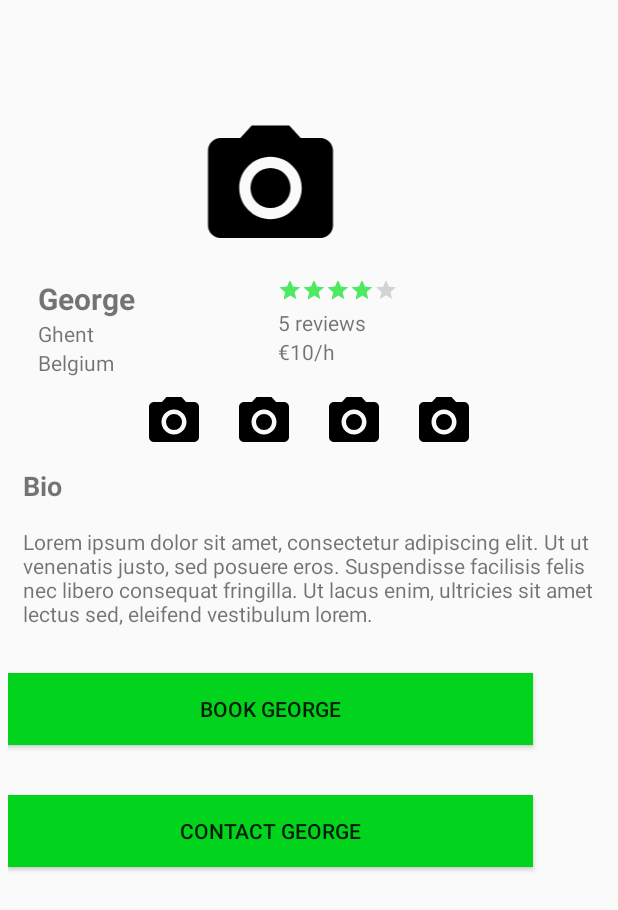
After one commit to FBeuselinck/HelLOCAL, an Android app: the layout activity_info.xml on its own in the app's theme, with its tools: preview values and no code run, on a phone screen of 412 x 824 dp. The commit adds this screen. Shown: the top 910 px of the screen. Run offline under Robolectric (Android 15) with nearby library versions, the phone set to English and light mode, and no system bars.

Commit message:
InfoActivity

```diff
--- /dev/null
+++ b/app/src/main/res/layout/activity_info.xml
@@ -0,0 +1,186 @@
+<?xml version="1.0" encoding="utf-8"?>
+<ScrollView xmlns:android="http://schemas.android.com/apk/res/android"
+    android:layout_width="match_parent"
+    android:layout_height="match_parent"
+    android:fillViewport="true">
+
+    <LinearLayout xmlns:android="http://schemas.android.com/apk/res/android"
+        android:id="@+id/LinearLayoutsz"
+        android:layout_width="wrap_content"
+        android:layout_height="wrap_content"
+        android:orientation="vertical"
+        android:padding="5dp"
+        android:layout_marginTop="70dp">
+
+        <ImageView
+            android:id="@+id/imagePhoto"
+            android:layout_width="350dp"
+            android:layout_height="100dp"
+            android:src="@drawable/ic_menu_camera" />
+
+
+
+
+        <LinearLayout
+            android:id="@+id/LinearLayoutsz2"
+            android:layout_width="wrap_content"
+            android:layout_height="wrap_content"
+            android:orientation="horizontal"
+            android:paddingLeft="20dp"
+            android:layout_marginTop="10dp"
+            >
+
+            <LinearLayout
+                android:id="@+id/LinearLayoutsz3"
+                android:layout_width="160dp"
+                android:layout_height="wrap_content"
+                android:orientation="vertical"
+                >
+
+                <TextView
+                    android:id="@+id/textViewName"
+                    android:layout_width="wrap_content"
+                    android:layout_height="wrap_content"
+                    android:text="George"
+                    android:textSize="20sp"
+                    android:textStyle="bold"/>
+
+                <TextView
+                    android:id="@+id/textViewCity"
+                    android:layout_width="wrap_content"
+                    android:layout_height="wrap_content"
+                    android:text="Ghent"
+                    />
+
+                <TextView
+                    android:id="@+id/textViewCountry"
+                    android:layout_width="wrap_content"
+                    android:layout_height="wrap_content"
+                    android:text="Belgium"
+                    />
+
+
+
+            </LinearLayout>
+
+            <LinearLayout
+                android:id="@+id/LinearLayoutsz4"
+                android:layout_width="wrap_content"
+                android:layout_height="wrap_content"
+                android:orientation="vertical"
+                >
+
+                <RatingBar
+                    android:layout_width="wrap_content"
+                    android:layout_height="20dp"
+                    android:id="@+id/ratingBar"
+                    style = "?android:attr/ratingBarStyleSmall"
+                    android:numStars = "5"
+                    android:rating   = "4"
+                    />
+
+                <TextView
+                    android:id="@+id/textViewReviews"
+                    android:layout_width="wrap_content"
+                    android:layout_height="wrap_content"
+                    android:text="5 reviews"
+                    />
+
+                <TextView
+                    android:id="@+id/textViewPrice"
+                    android:layout_width="wrap_content"
+                    android:layout_height="wrap_content"
+                    android:text="€10/h"
+                    />
+
+
+
+            </LinearLayout>
+
+        </LinearLayout>
+
+        <LinearLayout
+            android:id="@+id/LinearLayoutsz5"
+            android:layout_width="wrap_content"
+            android:layout_height="wrap_content"
+            android:orientation="horizontal"
+            android:paddingLeft="20dp"
+            android:layout_marginTop="10dp"
+            android:layout_gravity="center"
+
+            >
+
+            <ImageView
+                android:id="@+id/imageIcon1"
+                android:layout_width="40dp"
+                android:layout_height="40dp"
+                android:src="@drawable/ic_menu_camera"
+                android:layout_marginRight="20dp"/>
+            <ImageView
+                android:id="@+id/imageIcon2"
+                android:layout_width="40dp"
+                android:layout_height="40dp"
+                android:src="@drawable/ic_menu_camera"
+                android:layout_marginRight="20dp"/>
+            <ImageView
+                android:id="@+id/imageIcon3"
+                android:layout_width="40dp"
+                android:layout_height="40dp"
+                android:src="@drawable/ic_menu_camera"
+                android:layout_marginRight="20dp"/>
+            <ImageView
+                android:id="@+id/imageIcon4"
+                android:layout_width="40dp"
+                android:layout_height="40dp"
+                android:src="@drawable/ic_menu_camera"
+                android:layout_marginRight="20dp"/>
+
+        </LinearLayout>
+
+        <TextView
+            android:id="@+id/textViewBioLabel"
+            android:layout_width="wrap_content"
+            android:layout_height="wrap_content"
+            android:textSize="18sp"
+            android:textStyle="bold"
+            android:text="Bio"
+            android:layout_marginLeft="10dp"
+            android:layout_marginTop="10dp"
+            />
+
+        <TextView
+            android:layout_marginTop="5dp"
+            android:padding="10dp"
+            android:id="@+id/textViewBio"
+            android:layout_width="wrap_content"
+            android:layout_height="wrap_content"
+            android:text="Lorem ipsum dolor sit amet, consectetur adipiscing elit. Ut ut venenatis justo, sed posuere eros. Suspendisse facilisis felis nec libero consequat fringilla. Ut lacus enim, ultricies sit amet lectus sed, eleifend vestibulum lorem."
+            />
+
+        <Button
+            android:layout_marginTop="20dp"
+            android:text="BOOK GEORGE"
+            android:layout_height="wrap_content"
+            android:layout_marginBottom="13dp"
+            android:id="@+id/btnBook"
+
+            android:layout_width="350dp"
+            android:layout_alignParentBottom="true"
+            android:layout_centerHorizontal="true"
+            android:background="#02D31C"/>
+
+        <Button
+            android:layout_marginTop="20dp"
+            android:text="CONTACT GEORGE"
+            android:layout_height="wrap_content"
+            android:layout_marginBottom="13dp"
+            android:id="@+id/btnContact"
+
+            android:layout_width="350dp"
+            android:layout_alignParentBottom="true"
+            android:layout_centerHorizontal="true"
+            android:background="#02D31C"/>
+
+    </LinearLayout>
+
+</ScrollView>
```
Also changed, not shown: app/src/main/AndroidManifest.xml (+16 -4 lines), app/src/main/java/be/howest/nmct/hellocal/InfoActivity.java (added, +58 -0 lines), app/src/main/java/be/howest/nmct/hellocal/LoginActivity.java (+168 -61 lines), app/src/main/java/be/howest/nmct/hellocal/TestActivity.java (+19 -11 lines).
